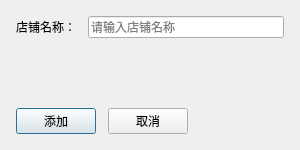
The window that dialog_add_store.ui (244727418/shouhou) describes before a commit, drawn with Qt 5.
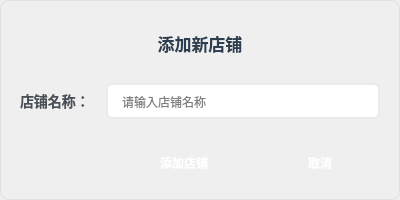
The same window after the commit.

```diff
--- a/dialog_add_store.ui
+++ b/dialog_add_store.ui
@@ -6,33 +6,132 @@
    <rect>
     <x>0</x>
     <y>0</y>
-    <width>300</width>
-    <height>150</height>
+    <width>400</width>
+    <height>200</height>
    </rect>
   </property>
   <property name="windowTitle">
    <string>添加新店铺</string>
   </property>
+  <property name="styleSheet">
+   <string notr="true">
+/* 对话框整体样式 */
+QDialog {
+    background: qlineargradient(x1: 0, y1: 0, x2: 0, y2: 1,
+                                stop: 0 #f8f9fa, stop: 1 #e9ecef);
+    border: 1px solid #dee2e6;
+    border-radius: 8px;
+}
+
+/* 标签样式 */
+QLabel {
+    font-family: "YouYuan";
+    font-size: 14px;
+    color: #495057;
+    font-weight: bold;
+}
+
+/* 输入框样式 */
+QLineEdit {
+    font-family: "YouYuan";
+    font-size: 12px;
+    padding: 8px 12px;
+    border: 2px solid #e9ecef;
+    border-radius: 6px;
+    background-color: white;
+    selection-background-color: #4CAF50;
+}
+
+QLineEdit:focus {
+    border-color: #4CAF50;
+    background-color: #f8fff8;
+}
+
+QLineEdit:placeholder {
+    color: #adb5bd;
+    font-style: italic;
+}
+
+/* 按钮样式 */
+QPushButton {
+    font-family: "YouYuan";
+    font-size: 12px;
+    font-weight: bold;
+    padding: 8px 20px;
+    border: none;
+    border-radius: 6px;
+    min-width: 80px;
+}
+
+/* 添加按钮 */
+QPushButton#add_btn {
+    background: qlineargradient(x1: 0, y1: 0, x2: 0, y2: 1,
+                                stop: 0 #4CAF50, stop: 1 #45a049);
+    color: white;
+}
+
+QPushButton#add_btn:hover {
+    background: qlineargradient(x1: 0, y1: 0, x2: 0, y2: 1,
+                                stop: 0 #45a049, stop: 1 #3d8b40);
+}
+
+QPushButton#add_btn:pressed {
+    background: qlineargradient(x1: 0, y1: 0, x2: 0, y2: 1,
+                                stop: 0 #3d8b40, stop: 1 #357935);
+}
+
+/* 取消按钮 */
+QPushButton#cancel_btn {
+    background: qlineargradient(x1: 0, y1: 0, x2: 0, y2: 1,
+                                stop: 0 #6c757d, stop: 1 #5a6268);
+    color: white;
+}
+
+QPushButton#cancel_btn:hover {
+    background: qlineargradient(x1: 0, y1: 0, x2: 0, y2: 1,
+                                stop: 0 #5a6268, stop: 1 #545b62);
+}
+
+QPushButton#cancel_btn:pressed {
+    background: qlineargradient(x1: 0, y1: 0, x2: 0, y2: 1,
+                                stop: 0 #545b62, stop: 1 #4e555b);
+}
+   </string>
+  </property>
   <layout class="QVBoxLayout" name="verticalLayout">
    <property name="spacing">
-    <number>12</number>
+    <number>16</number>
    </property>
    <property name="leftMargin">
-    <number>16</number>
+    <number>20</number>
    </property>
    <property name="topMargin">
-    <number>16</number>
+    <number>20</number>
    </property>
    <property name="rightMargin">
-    <number>16</number>
+    <number>20</number>
    </property>
    <property name="bottomMargin">
-    <number>16</number>
+    <number>20</number>
    </property>
+   
+   <!-- 标题区域 -->
+   <item>
+    <widget class="QLabel" name="title_label">
+     <property name="text">
+      <string>&lt;h3 style='color: #2c3e50; margin: 0;'&gt;添加新店铺&lt;/h3&gt;</string>
+     </property>
+     <property name="alignment">
+      <set>Qt::AlignCenter</set>
+     </property>
+    </widget>
+   </item>
+   
+   <!-- 表单区域 -->
    <item>
     <layout class="QFormLayout" name="formLayout">
      <property name="horizontalSpacing">
-      <number>12</number>
+      <number>16</number>
      </property>
      <property name="verticalSpacing">
       <number>12</number>
@@ -49,42 +148,23 @@
        <property name="placeholderText">
         <string>请输入店铺名称</string>
        </property>
+       <property name="minimumSize">
+        <size>
+         <width>200</width>
+         <height>35</height>
+        </size>
+       </property>
       </widget>
      </item>
     </layout>
    </item>
-   <item>
-    <spacer name="verticalSpacer">
-     <property name="orientation">
-      <enum>Qt::Vertical</enum>
-     </property>
-     <property name="sizeHint" stdset="0">
-      <size>
-       <width>20</width>
-       <height>20</height>
-      </size>
-     </property>
-    </spacer>
-   </item>
+   
+   <!-- 按钮区域 -->
    <item>
     <layout class="QHBoxLayout" name="horizontalLayout_buttons">
      <property name="spacing">
-      <number>12</number>
+      <number>16</number>
      </property>
-     <item>
-      <widget class="QPushButton" name="add_btn">
-       <property name="text">
-        <string>添加</string>
-       </property>
-      </widget>
-     </item>
-     <item>
-      <widget class="QPushButton" name="cancel_btn">
-       <property name="text">
-        <string>取消</string>
-       </property>
-      </widget>
-     </item>
      <item>
       <spacer name="horizontalSpacer">
        <property name="orientation">
@@ -98,6 +178,32 @@
        </property>
       </spacer>
      </item>
+     <item>
+      <widget class="QPushButton" name="add_btn">
+       <property name="text">
+        <string>添加店铺</string>
+       </property>
+       <property name="minimumSize">
+        <size>
+         <width>100</width>
+         <height>35</height>
+        </size>
+       </property>
+      </widget>
+     </item>
+     <item>
+      <widget class="QPushButton" name="cancel_btn">
+       <property name="text">
+        <string>取消</string>
+       </property>
+       <property name="minimumSize">
+        <size>
+         <width>80</width>
+         <height>35</height>
+        </size>
+       </property>
+      </widget>
+     </item>
     </layout>
    </item>
   </layout>
```
